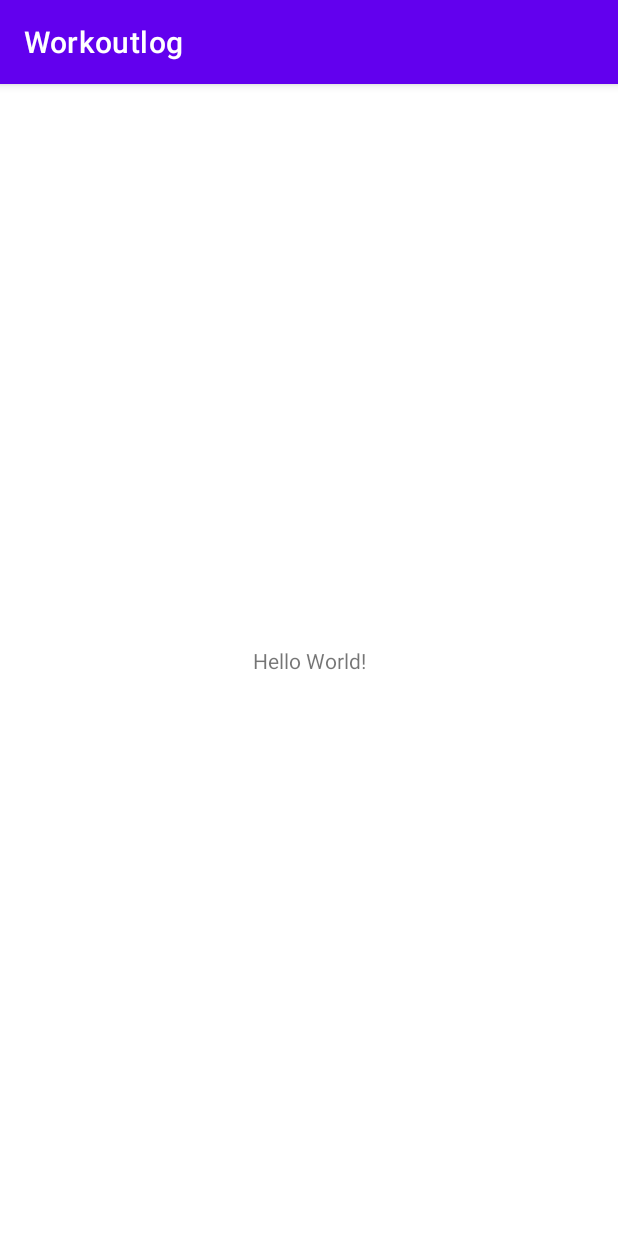
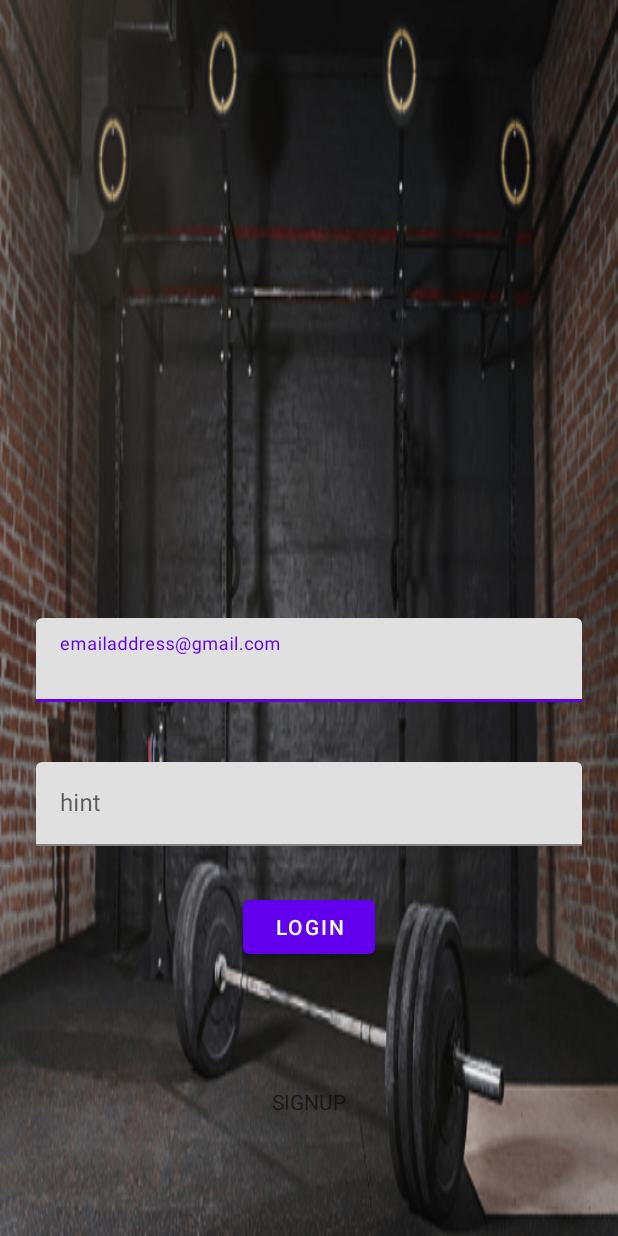
Before and after one commit to mercy-yugi/workoutlog, an Android app: the screen it shows after launch (SplashActivity before the commit, loginActivity after it), on a phone screen of 412 x 824 dp. Run offline under Robolectric (Android 15) with nearby library versions, the phone set to English and light mode, and no system bars.

Commit message:
my files

```diff
--- a/app/src/main/AndroidManifest.xml
+++ b/app/src/main/AndroidManifest.xml
@@ -10,6 +10,7 @@
         android:supportsRtl="true"
         android:theme="@style/Theme.Workoutlog">
         <activity
+            android:theme="@style/SplashTheme"
             android:name=".loginActivity"
             android:exported="false" />
         <activity
--- a/app/src/main/java/com/yugi/workoutlog/SplashActivity.kt
+++ b/app/src/main/java/com/yugi/workoutlog/SplashActivity.kt
@@ -1,11 +1,13 @@
 package com.yugi.workoutlog
 
+import android.content.Intent
 import androidx.appcompat.app.AppCompatActivity
 import android.os.Bundle
 
 class SplashActivity : AppCompatActivity() {
     override fun onCreate(savedInstanceState: Bundle?) {
         super.onCreate(savedInstanceState)
-        setContentView(R.layout.activity_main)
+        val intent=Intent(this,loginActivity::class.java)
+        startActivity(intent)
     }
 }
--- a/app/src/main/java/com/yugi/workoutlog/loginActivity.kt
+++ b/app/src/main/java/com/yugi/workoutlog/loginActivity.kt
@@ -2,10 +2,39 @@ package com.yugi.workoutlog
 
 import androidx.appcompat.app.AppCompatActivity
 import android.os.Bundle
+import android.widget.Button
+import android.widget.EditText
+import com.google.android.material.textfield.TextInputLayout
 
 class loginActivity : AppCompatActivity() {
+    lateinit var btnLogin:Button
+    lateinit var tilEmail:TextInputLayout
+    lateinit var tilPassword:TextInputLayout
+    lateinit var etEmail:EditText
+    lateinit var etPassword:EditText
     override fun onCreate(savedInstanceState: Bundle?) {
         super.onCreate(savedInstanceState)
         setContentView(R.layout.activity_login)
+
+        btnLogin=findViewById(R.id.btnLogin)
+        tilEmail=findViewById(R.id.tilEmail)
+        tilPassword=findViewById(R.id.tilPassword)
+        etEmail=findViewById(R.id.etEmail)
+        etPassword=findViewById(R.id.etPassword)
+
+        btnLogin.setOnClickListener {
+            validateLogin()
+        }
+    }
+    fun validateLogin(){
+        var email=etEmail.text.toString()
+        var password=etPassword.text.toString()
+
+        if (email.isBlank()){
+            tilEmail.error=getString(R.string.email_required)
+        }
+        if (password.isBlank()){
+            tilPassword.error=getString(R.string.password_required)
+        }
     }
 }
--- /dev/null
+++ b/app/src/main/res/drawable/splash_bg.xml
@@ -0,0 +1,9 @@
+<?xml version="1.0" encoding="utf-8"?>
+<selector xmlns:android="http://schemas.android.com/apk/res/android">
+    <item
+        android:drawable="@drawable/gyms"/>
+    <item>
+        <bitmap android:gravity="center"
+            android:src="@drawable/gyms"/>
+    </item>
+</selector>
--- a/app/src/main/res/layout/activity_login.xml
+++ b/app/src/main/res/layout/activity_login.xml
@@ -4,6 +4,74 @@
     xmlns:tools="http://schemas.android.com/tools"
     android:layout_width="match_parent"
     android:layout_height="match_parent"
+    android:backgroundTint="#423C3C"
     tools:context=".loginActivity">
 
+    <androidx.constraintlayout.widget.Guideline
+        android:id="@+id/guideline2"
+        android:layout_width="wrap_content"
+        android:layout_height="wrap_content"
+        android:orientation="horizontal"
+        app:layout_constraintGuide_begin="357dp"
+        app:layout_constraintGuide_percent="0.5"/>
+
+    <com.google.android.material.textfield.TextInputLayout
+        android:id="@+id/tilEmail"
+        android:layout_width="0dp"
+        android:layout_height="wrap_content"
+        android:layout_marginStart="24dp"
+        android:layout_marginEnd="24dp"
+        android:backgroundTint="#492727"
+        app:layout_constraintEnd_toEndOf="parent"
+        app:layout_constraintStart_toStartOf="parent"
+        app:layout_constraintTop_toTopOf="@+id/guideline2">
+
+        <com.google.android.material.textfield.TextInputEditText
+            android:id="@+id/etEmail"
+            android:layout_width="match_parent"
+            android:layout_height="wrap_content"
+            android:hint="@string/emailaddress_gmail_com"
+
+            />
+    </com.google.android.material.textfield.TextInputLayout>
+
+    <com.google.android.material.textfield.TextInputLayout
+        android:id="@+id/tilPassword"
+        android:layout_width="0dp"
+        android:layout_height="wrap_content"
+        android:layout_marginStart="24dp"
+        android:layout_marginTop="40dp"
+        android:layout_marginEnd="24dp"
+        app:layout_constraintEnd_toEndOf="parent"
+        app:layout_constraintStart_toStartOf="parent"
+        app:layout_constraintTop_toBottomOf="@+id/tilEmail">
+
+        <com.google.android.material.textfield.TextInputEditText
+            android:id="@+id/etPassword"
+            android:layout_width="match_parent"
+            android:layout_height="wrap_content"
+            android:hint="@string/hint"
+            />
+    </com.google.android.material.textfield.TextInputLayout>
+
+    <Button
+        android:id="@+id/btnLogin"
+        android:layout_width="wrap_content"
+        android:layout_height="48dp"
+        android:layout_marginTop="30dp"
+        android:text="@string/login"
+        app:layout_constraintEnd_toEndOf="parent"
+        app:layout_constraintStart_toStartOf="parent"
+        app:layout_constraintTop_toBottomOf="@+id/tilPassword" />
+
+    <TextView
+        android:id="@+id/tvSignup"
+        android:layout_width="wrap_content"
+        android:layout_height="wrap_content"
+        android:layout_marginBottom="80dp"
+        android:text="@string/signup"
+        app:layout_constraintBottom_toBottomOf="parent"
+        app:layout_constraintEnd_toEndOf="parent"
+        app:layout_constraintStart_toStartOf="parent" />
+
 </androidx.constraintlayout.widget.ConstraintLayout>
--- a/app/src/main/res/values/strings.xml
+++ b/app/src/main/res/values/strings.xml
@@ -1,3 +1,9 @@
 <resources>
     <string name="app_name">Workoutlog</string>
+    <string name="emailaddress_gmail_com">emailaddress@gmail.com</string>
+    <string name="hint">hint</string>
+    <string name="login">LOGIN</string>
+    <string name="signup">SIGNUP</string>
+    <string name="email_required">Email is required!</string>
+    <string name="password_required">Email is required!</string>
 </resources>
--- a/app/src/main/res/values/themes.xml
+++ b/app/src/main/res/values/themes.xml
@@ -13,4 +13,8 @@
         <item name="android:statusBarColor" tools:targetApi="l">?attr/colorPrimaryVariant</item>
         <!-- Customize your theme here. -->
     </style>
+    <style name="SplashTheme" parent="Theme.MaterialComponents.DayNight.NoActionBar">
+        <item name="android:windowBackground">@drawable/splash_bg</item>
+        <item name="android:windowFullscreen">true</item>
+    </style>
 </resources>
```
Also changed, not shown: app/src/main/res/drawable/gyms.jpg (added).
